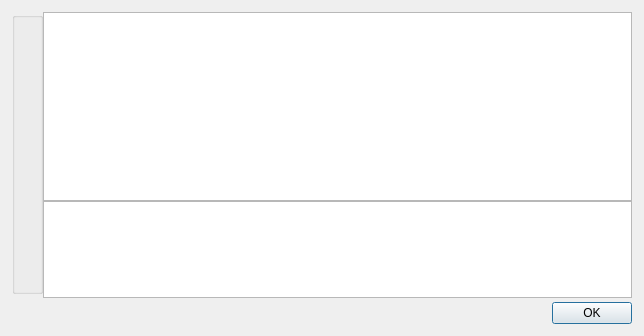
genisyskernel/koyotecoin, file src/qt/forms/helpmessagedialog.ui: the form before one commit.
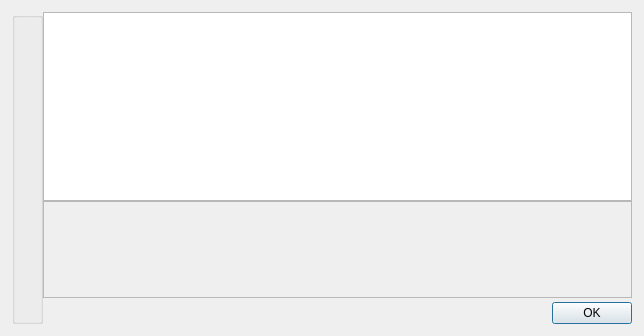
The form after the commit. Icons and pictures are not drawn.

Commit message:
koyotecoin: fix ui form - helpmessagedialog.ui
Koyotecoin: Fix UI Form - helpmessagedialog.ui

Diff of the .ui file:
```diff
--- a/src/qt/forms/helpmessagedialog.ui
+++ b/src/qt/forms/helpmessagedialog.ui
@@ -27,7 +27,7 @@
     <number>12</number>
    </property>
    <item>
-    <layout class="QVBoxLayout" name="verticalLayoutLogo" stretch="0,0">
+    <layout class="QVBoxLayout" name="verticalLayoutLogo" stretch="0">
      <property name="leftMargin">
       <number>0</number>
      </property>
@@ -121,43 +121,36 @@
        </layout>
       </widget>
      </item>
-     <item>
-      <spacer name="verticalSpacer_2">
-       <property name="orientation">
-        <enum>Qt::Vertical</enum>
-       </property>
-       <property name="sizeType">
-        <enum>QSizePolicy::Fixed</enum>
-       </property>
-       <property name="sizeHint" stdset="0">
-        <size>
-         <width>20</width>
-         <height>30</height>
-        </size>
-       </property>
-      </spacer>
-     </item>
     </layout>
    </item>
    <item>
     <layout class="QVBoxLayout" name="verticalLayout">
+     <item>
+      <widget class="QTextEdit" name="aboutMessage">
+       <property name="maximumSize">
+        <size>
+         <width>16777215</width>
+         <height>16777215</height>
+        </size>
+       </property>
+      </widget>
+     </item>
      <item>
       <widget class="QTextEdit" name="helpMessage">
+       <property name="enabled">
+        <bool>false</bool>
+       </property>
+       <property name="maximumSize">
+        <size>
+         <width>16777215</width>
+         <height>100</height>
+        </size>
+       </property>
        <property name="readOnly">
         <bool>true</bool>
        </property>
       </widget>
      </item>
-     <item>
-      <widget class="QTextEdit" name="aboutMessage">
-       <property name="maximumSize">
-        <size>
-         <width>16777215</width>
-         <height>100</height>
-        </size>
-       </property>
-      </widget>
-     </item>
      <item>
       <spacer name="verticalSpacer">
        <property name="orientation">
```
